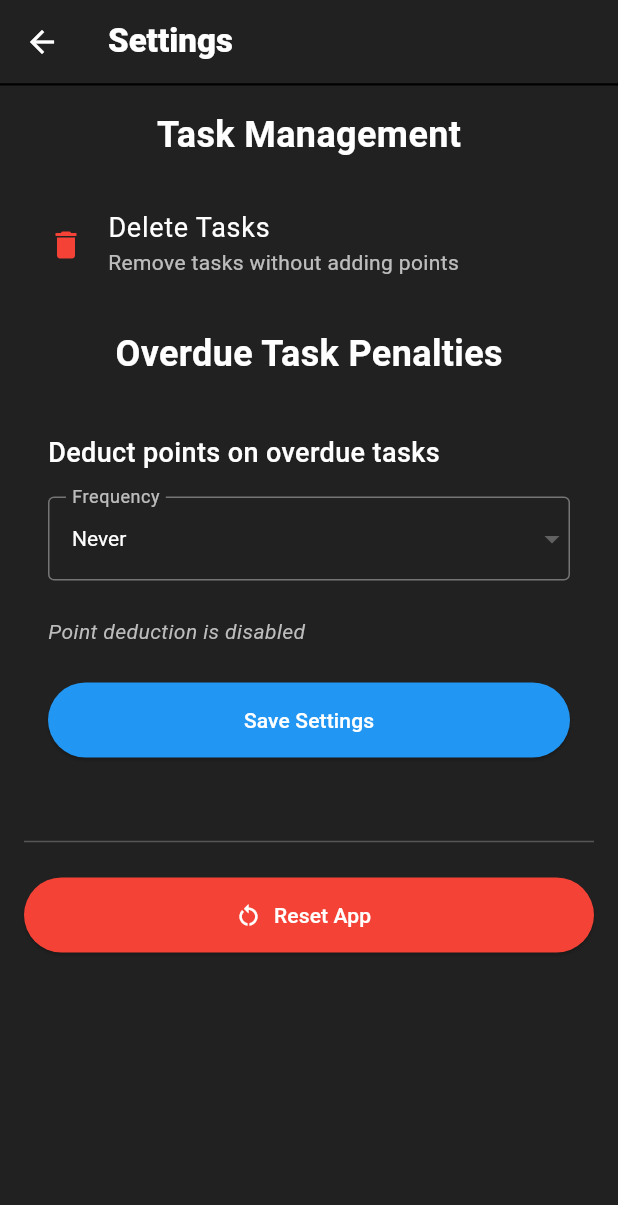
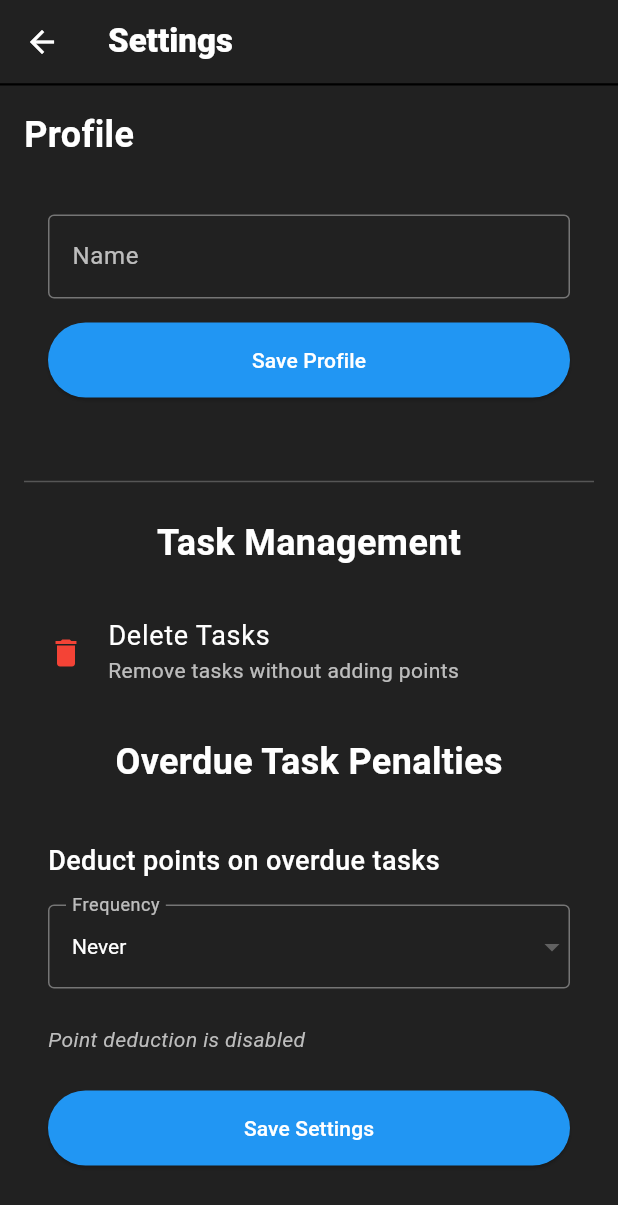
Before and after one commit to foglomon/life-points, a Flutter app: the Homepage screen opened directly, after a tap on the "settings" icon, on a phone screen of 412 x 824 dp. Shown: the top 1205 px of the screen. Run offline on Flutter 3.47's test engine with Material 3 defaults, Android fonts, the light colour scheme and no system bars; our stand-ins replace shared_preferences; accounts and stored records are empty.

Commit message:
Remove EditInfo screen and integrate profile editing into Settings

```diff
--- /dev/null
+++ b/devtools_options.yaml
@@ -0,0 +1,3 @@
+description: This file stores settings for Dart & Flutter DevTools.
+documentation: https://docs.flutter.dev/tools/devtools/extensions#configure-extension-enablement-states
+extensions:
--- a/lib/settings.dart
+++ b/lib/settings.dart
@@ -12,16 +12,19 @@ class Settings extends StatefulWidget {
 class _SettingsState extends State<Settings> {
   String selectedFrequency = 'Every Day';
   final TextEditingController pointsController = TextEditingController();
+  final TextEditingController nameController = TextEditingController();
 
   @override
   void initState() {
     super.initState();
     _loadOverdueSettings();
+    _loadProfile();
   }
 
   @override
   void dispose() {
     pointsController.dispose();
+    nameController.dispose();
     super.dispose();
   }
 
@@ -56,6 +59,29 @@ class _SettingsState extends State<Settings> {
     );
   }
 
+  Future<void> _loadProfile() async {
+    final username = await Storage.getUsername();
+    setState(() {
+      nameController.text = username ?? "";
+    });
+  }
+
+  Future<void> _saveProfile() async {
+    String name = nameController.text;
+    if (name.isNotEmpty) {
+      await Storage.saveUsername(name);
+      if (!mounted) return;
+      ScaffoldMessenger.of(
+        context,
+      ).showSnackBar(const SnackBar(content: Text('Name saved successfully!')));
+    } else {
+      if (!mounted) return;
+      ScaffoldMessenger.of(
+        context,
+      ).showSnackBar(const SnackBar(content: Text('Please enter a name.')));
+    }
+  }
+
   @override
   Widget build(BuildContext context) {
     return Scaffold(
@@ -77,6 +103,54 @@ class _SettingsState extends State<Settings> {
           child: Column(
             crossAxisAlignment: CrossAxisAlignment.start,
             children: [
+              Text(
+                'Profile',
+                style: TextStyle(
+                  color: Colors.white,
+                  fontSize: 24,
+                  fontWeight: FontWeight.bold,
+                ),
+              ),
+              SizedBox(height: 20),
+              Container(
+                padding: EdgeInsets.all(16),
+                decoration: BoxDecoration(
+                  color: Colors.grey[900],
+                  borderRadius: BorderRadius.circular(8),
+                ),
+                child: Column(
+                  crossAxisAlignment: CrossAxisAlignment.start,
+                  children: [
+                    TextField(
+                      controller: nameController,
+                      style: TextStyle(color: Colors.white),
+                      decoration: InputDecoration(
+                        labelText: 'Name',
+                        labelStyle: TextStyle(color: Colors.white70),
+                        enabledBorder: OutlineInputBorder(
+                          borderSide: BorderSide(color: Colors.grey[600]!),
+                        ),
+                        focusedBorder: OutlineInputBorder(
+                          borderSide: BorderSide(color: Colors.blue),
+                        ),
+                      ),
+                    ),
+                    SizedBox(height: 16),
+                    ElevatedButton(
+                      onPressed: _saveProfile,
+                      style: ElevatedButton.styleFrom(
+                        backgroundColor: Colors.blue,
+                        foregroundColor: Colors.white,
+                        minimumSize: Size(double.infinity, 50),
+                      ),
+                      child: Text('Save Profile'),
+                    ),
+                  ],
+                ),
+              ),
+              SizedBox(height: 32),
+              Divider(color: Colors.white24),
+              SizedBox(height: 16),
               Column(
                 children: [
                   Text(
```
Also changed, not shown: lib/edit_info.dart (deleted, +0 -91 lines), lib/home_page.dart (+7 -11 lines).
